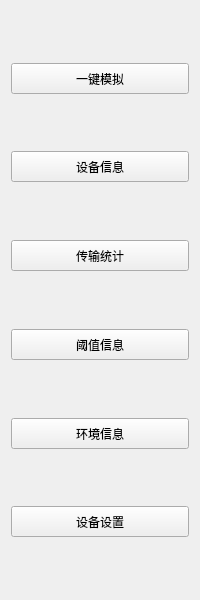
First picture: the form in IDC_TestSystem/IP-PDU/ip_toolbox/ip_simulationtoolwid.ui, repository ChinaClever/IDC_TestSystem, before the edit.
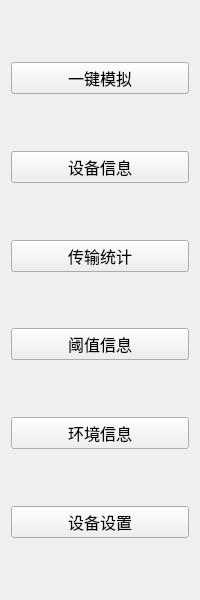
Second picture: the form after the edit.

```diff
--- a/IDC_TestSystem/IP-PDU/ip_toolbox/ip_simulationtoolwid.ui
+++ b/IDC_TestSystem/IP-PDU/ip_toolbox/ip_simulationtoolwid.ui
@@ -10,6 +10,12 @@
     <height>600</height>
    </rect>
   </property>
+  <property name="font">
+   <font>
+    <family>微软雅黑</family>
+    <pointsize>12</pointsize>
+   </font>
+  </property>
   <property name="windowTitle">
    <string>Form</string>
   </property>
```
